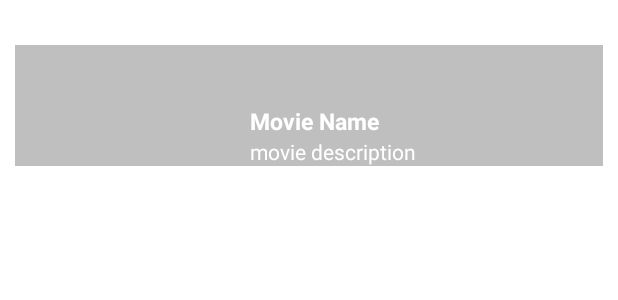
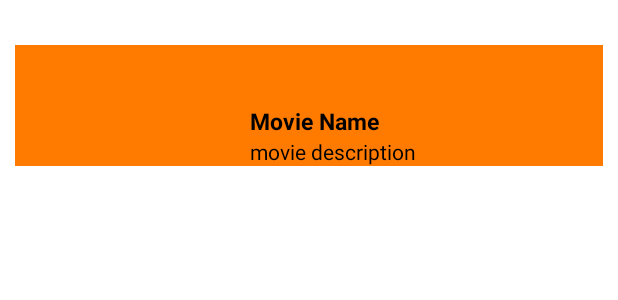
Before and after one commit to burakselcuk1/MovieAppInterview, an Android app: the layout single_movie_item.xml on its own in the app's theme, with its tools: preview values and no code run, on a phone screen of 412 x 824 dp. Shown: the top 300 px of the screen. Run offline under Robolectric (Android 15) with nearby library versions, the phone set to English and light mode, and no system bars; network calls fail.

Commit message:
fragment_dashboard.xml updated!

```diff
--- a/app/src/main/res/layout/fragment_dashboard.xml
+++ b/app/src/main/res/layout/fragment_dashboard.xml
@@ -5,6 +5,7 @@
     android:layout_width="match_parent"
     android:layout_height="match_parent"
     android:padding="10dp"
+    android:background="@color/black"
     tools:context=".fragments.DashboardFragment">
 
 
@@ -26,7 +27,7 @@
         android:layout_height="wrap_content"
         android:layout_marginTop="24dp"
         android:text="Popular Movies"
-        android:textColor="@color/black"
+        android:textColor="@color/white"
         android:textSize="20sp"
         android:textStyle="bold"
         app:layout_constraintEnd_toEndOf="parent"
--- a/app/src/main/res/layout/single_movie_item.xml
+++ b/app/src/main/res/layout/single_movie_item.xml
@@ -12,7 +12,7 @@
         android:layout_width="0dp"
         android:layout_height="wrap_content"
         android:layout_marginTop="20dp"
-        android:background="#BFBFBF"
+        android:background="#FF7B00"
 
         app:layout_constraintEnd_toEndOf="parent"
         app:layout_constraintHeight_percent="0.25"
@@ -35,7 +35,7 @@
             android:layout_height="wrap_content"
             android:layout_marginTop="40dp"
             android:text="Movie Name"
-            android:textColor="@color/white"
+            android:textColor="@color/black"
             android:textSize="15sp"
             android:textStyle="bold"
             app:layout_constraintEnd_toEndOf="parent"
@@ -47,7 +47,7 @@
             android:layout_width="0dp"
             android:layout_height="wrap_content"
             android:text="movie description"
-            android:textColor="@color/white"
+            android:textColor="@color/black"
             app:layout_constraintBottom_toBottomOf="parent"
             app:layout_constraintEnd_toEndOf="parent"
             app:layout_constraintHorizontal_bias="0.0"
```
